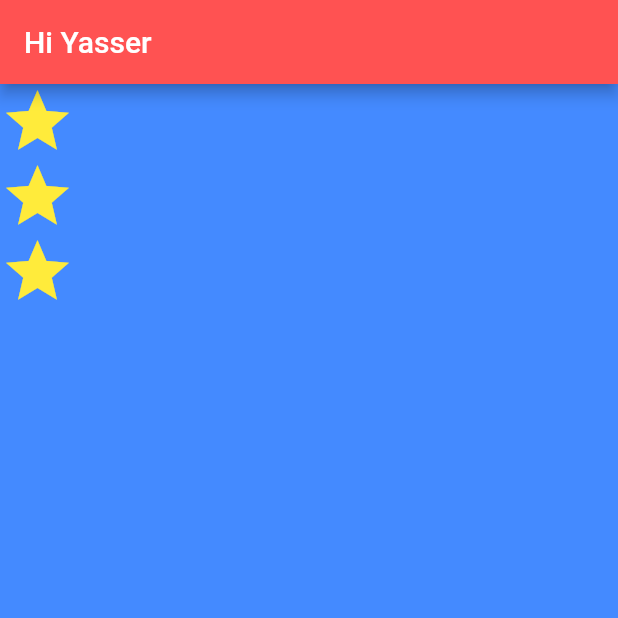
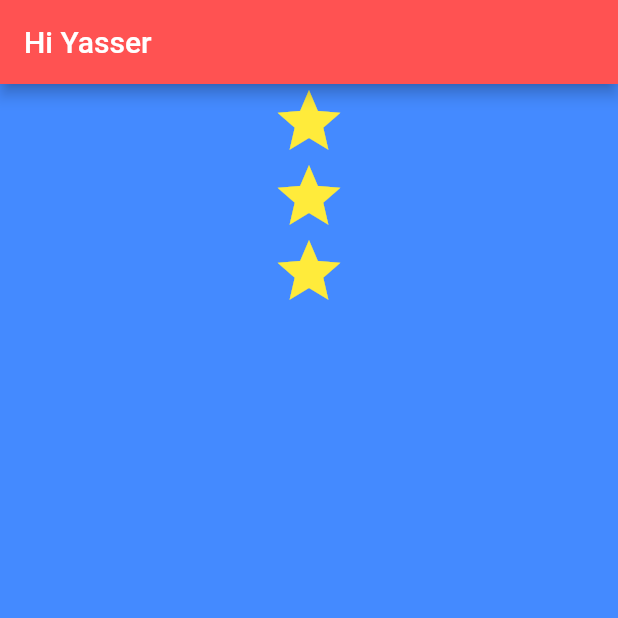
Before and after one commit to yasser2020/Business-Card, a Flutter app: the screen it shows after launch, on a phone screen of 412 x 824 dp, the top half of it. Run offline on Flutter 3.47's test engine with Material 2 defaults, Android fonts, the phone set to English and light mode, and no system bars.

```diff
--- a/lib/main.dart
+++ b/lib/main.dart
@@ -12,7 +12,7 @@ class MyApp extends StatelessWidget {
             backgroundColor: Colors.blueAccent,
             appBar: AppBar(title: Text("Hi Yasser"), backgroundColor: Colors.redAccent),
             body: SafeArea(
-                child: Column(crossAxisAlignment: CrossAxisAlignment.start, children: [
+                child: Column(crossAxisAlignment: CrossAxisAlignment.stretch, children: [
               Icon(Icons.star, size: 50, color: Colors.yellow),
               Icon(Icons.star, size: 50, color: Colors.yellow),
               Icon(Icons.star, size: 50, color: Colors.yellow),
```
Also changed, not shown: 1 other file.
